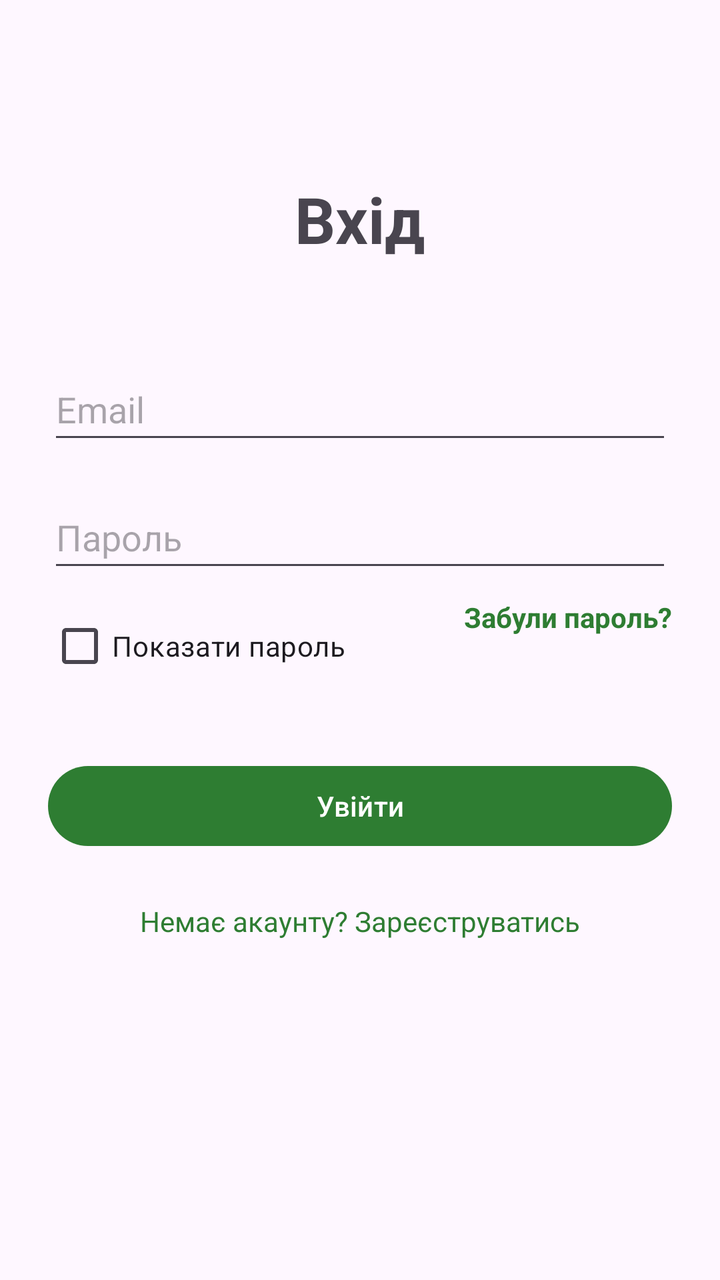
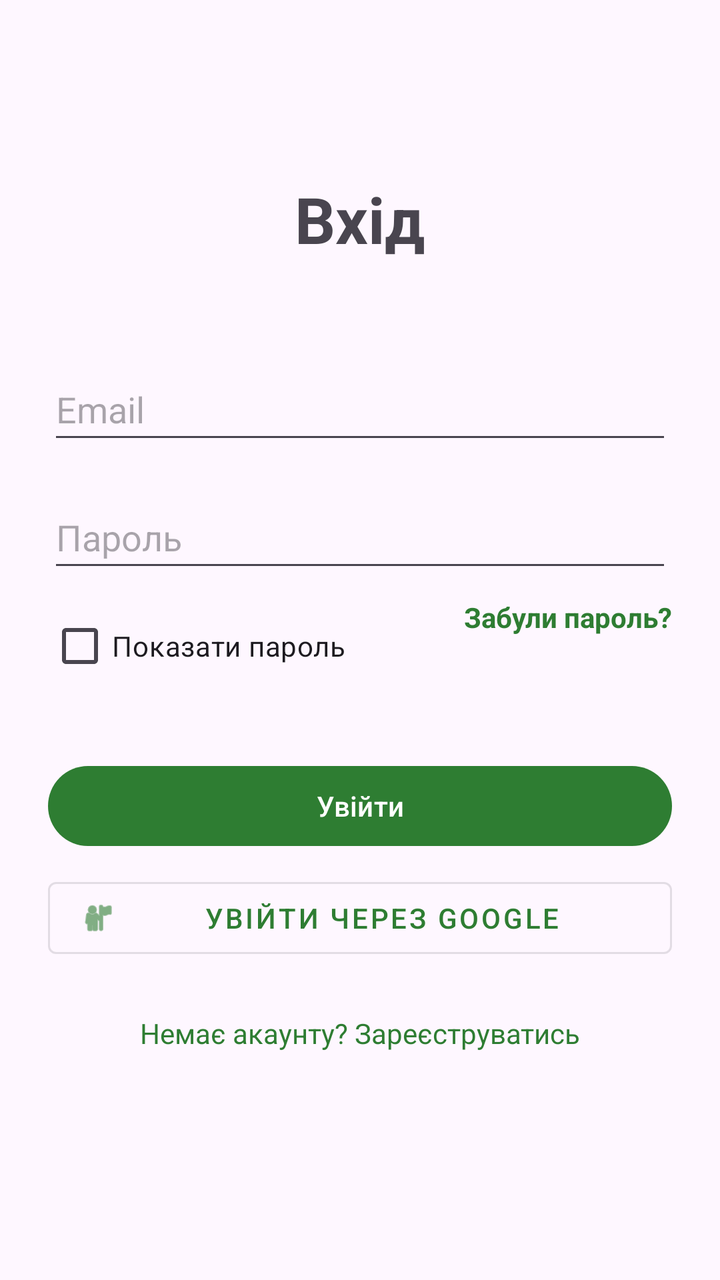

Screens rendered from an Android XML layout before and after an edit, with the pre-edit source and the edit as a unified diff.
<!-- AndroidManifest.xml: application theme Theme.MyFinance -->
<!-- res/layout/activity_login.xml -->
<?xml version="1.0" encoding="utf-8"?>
<androidx.constraintlayout.widget.ConstraintLayout xmlns:android="http://schemas.android.com/apk/res/android"
    xmlns:app="http://schemas.android.com/apk/res-auto"
    xmlns:tools="http://schemas.android.com/tools"
    android:layout_width="match_parent"
    android:layout_height="match_parent"
    android:padding="24dp"
    tools:context=".LoginActivity">

    <TextView
        android:id="@+id/tvTitle"
        android:layout_width="wrap_content"
        android:layout_height="wrap_content"
        android:layout_marginTop="64dp"
        android:text="Вхід"
        android:textSize="32sp"
        android:textStyle="bold"
        app:layout_constraintEnd_toEndOf="parent"
        app:layout_constraintStart_toStartOf="parent"
        app:layout_constraintTop_toTopOf="parent" />

    <EditText
        android:id="@+id/etEmail"
        android:layout_width="0dp"
        android:layout_height="wrap_content"
        android:layout_marginTop="48dp"
        android:hint="Email"
        android:inputType="textEmailAddress"
        android:minHeight="48dp"
        app:layout_constraintEnd_toEndOf="parent"
        app:layout_constraintStart_toStartOf="parent"
        app:layout_constraintTop_toBottomOf="@+id/tvTitle" />

    <EditText
        android:id="@+id/etPassword"
        android:layout_width="0dp"
        android:layout_height="wrap_content"
        android:layout_marginTop="16dp"
        android:hint="Пароль"
        android:inputType="textPassword"
        android:minHeight="48dp"
        app:layout_constraintEnd_toEndOf="parent"
        app:layout_constraintStart_toStartOf="parent"
        app:layout_constraintTop_toBottomOf="@+id/etEmail" />

    <CheckBox
        android:id="@+id/cbShowPassword"
        android:layout_width="wrap_content"
        android:layout_height="wrap_content"
        android:layout_marginTop="8dp"
        android:text="Показати пароль"
        app:layout_constraintStart_toStartOf="parent"
        app:layout_constraintTop_toBottomOf="@+id/etPassword" />

    <TextView
        android:id="@+id/tvForgotPassword"
        android:layout_width="wrap_content"
        android:layout_height="wrap_content"
        android:layout_marginTop="8dp"
        android:text="Забули пароль?"
        android:textColor="@color/primary_green"
        android:textStyle="bold"
        app:layout_constraintEnd_toEndOf="parent"
        app:layout_constraintTop_toBottomOf="@+id/etPassword" />

    <Button
        android:id="@+id/btnLogin"
        android:layout_width="0dp"
        android:layout_height="wrap_content"
        android:layout_marginTop="32dp"
        android:text="Увійти"
        app:layout_constraintEnd_toEndOf="parent"
        app:layout_constraintStart_toStartOf="parent"
        app:layout_constraintTop_toBottomOf="@+id/cbShowPassword" />

    <TextView
        android:id="@+id/tvGoToRegister"
        android:layout_width="wrap_content"
        android:layout_height="wrap_content"
        android:layout_marginTop="16dp"
        android:padding="8dp"
        android:text="Немає акаунту? Зареєструватись"
        android:textColor="@color/primary_green"
        app:layout_constraintEnd_toEndOf="parent"
        app:layout_constraintStart_toStartOf="parent"
        app:layout_constraintTop_toBottomOf="@+id/btnLogin" />

    <ProgressBar
        android:id="@+id/progressBar"
        android:layout_width="wrap_content"
        android:layout_height="wrap_content"
        android:visibility="gone"
        app:layout_constraintBottom_toBottomOf="parent"
        app:layout_constraintEnd_toEndOf="parent"
        app:layout_constraintStart_toStartOf="parent"
        app:layout_constraintTop_toTopOf="parent" />

</androidx.constraintlayout.widget.ConstraintLayout>
<!-- resources referenced by this layout -->
<resources>
  <color name="primary_green">#2E7D32</color>
  <style name="Theme.MyFinance" parent="Base.Theme.MyFinance" />
  <style name="Base.Theme.MyFinance" parent="Theme.Material3.DayNight.NoActionBar">
          <item name="colorPrimary">@color/primary_green</item>
          <item name="colorSecondary">@color/primary_green_light</item>
      </style>
  <color name="primary_green_light">#4CAF50</color>
</resources>

<!-- the commit's change to res/layout/activity_login.xml (unified diff, before → after) -->
@@ -73,6 +73,18 @@
         app:layout_constraintStart_toStartOf="parent"
         app:layout_constraintTop_toBottomOf="@+id/cbShowPassword" />
 
+    <Button
+        android:id="@+id/btnGoogleSignIn"
+        style="@style/Widget.MaterialComponents.Button.OutlinedButton"
+        android:layout_width="0dp"
+        android:layout_height="wrap_content"
+        android:layout_marginTop="8dp"
+        android:text="Увійти через Google"
+        app:icon="@android:drawable/ic_menu_myplaces"
+        app:layout_constraintEnd_toEndOf="parent"
+        app:layout_constraintStart_toStartOf="parent"
+        app:layout_constraintTop_toBottomOf="@+id/btnLogin" />
+
     <TextView
         android:id="@+id/tvGoToRegister"
         android:layout_width="wrap_content"
@@ -83,7 +95,7 @@
         android:textColor="@color/primary_green"
         app:layout_constraintEnd_toEndOf="parent"
         app:layout_constraintStart_toStartOf="parent"
-        app:layout_constraintTop_toBottomOf="@+id/btnLogin" />
+        app:layout_constraintTop_toBottomOf="@+id/btnGoogleSignIn" />
 
     <ProgressBar
         android:id="@+id/progressBar"
